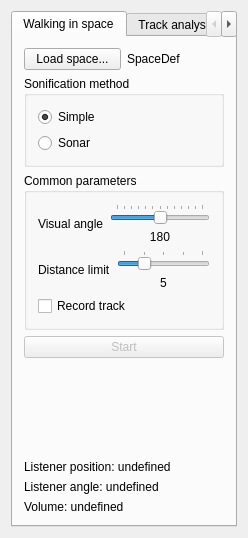
Qt form mainwindow.ui (navigatore/imaginote) before a commit.
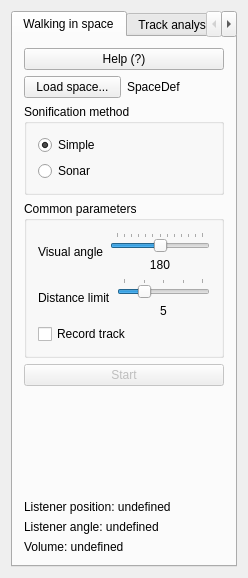
The same form after that commit. The open tabs and pages were chosen to show the change. Custom widgets are drawn as their Qt base class.

Commit message: Add window with keyboard layout help

The edit to the form file:
```diff
--- a/mainwindow.ui
+++ b/mainwindow.ui
@@ -7,7 +7,7 @@
     <x>0</x>
     <y>0</y>
     <width>248</width>
-    <height>538</height>
+    <height>578</height>
    </rect>
   </property>
   <property name="sizePolicy">
@@ -37,6 +37,13 @@
         <string>Walking in space</string>
        </attribute>
        <layout class="QVBoxLayout" name="verticalLayout_5">
+        <item>
+         <widget class="QPushButton" name="helpPushButton">
+          <property name="text">
+           <string>Help (?)</string>
+          </property>
+         </widget>
+        </item>
         <item>
          <layout class="QHBoxLayout" name="horizontalLayout">
           <item>
```
Left out of the diff: 57 changed lines with no effect on the pictures. The commit also changes 6 other files.
